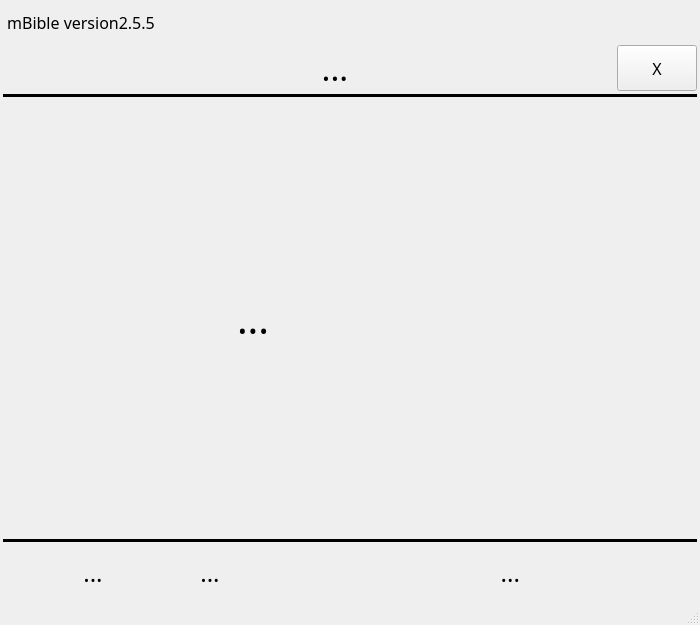
The window that src/AppPresent.ui (Appsmata/mBible-Desktop) describes before a commit, drawn with Qt 5.
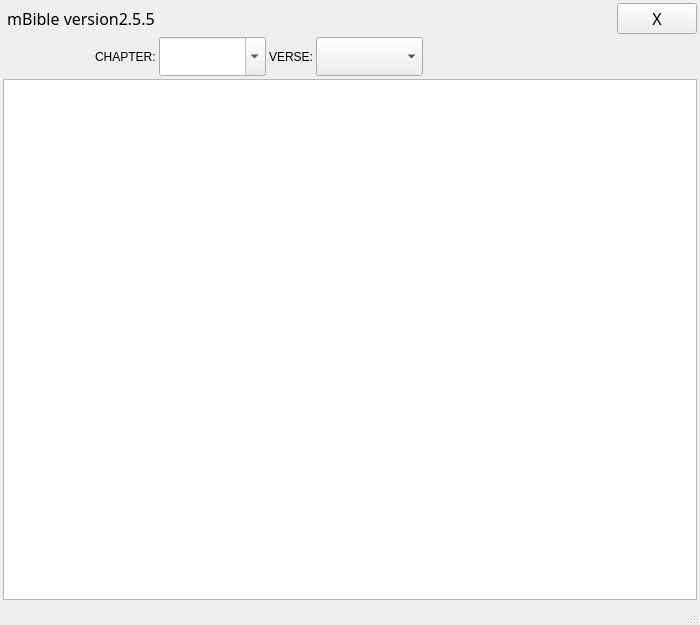
The same window after the commit. Icons and pictures are not drawn.

The edit to the form file:
```diff
--- a/src/AppPresent.ui
+++ b/src/AppPresent.ui
@@ -69,6 +69,12 @@
          <layout class="QHBoxLayout" name="HeadLayout">
           <item>
            <widget class="QLabel" name="LblApp">
+            <property name="sizePolicy">
+             <sizepolicy hsizetype="Expanding" vsizetype="Preferred">
+              <horstretch>0</horstretch>
+              <verstretch>0</verstretch>
+             </sizepolicy>
+            </property>
             <property name="font">
              <font>
               <family>Trebuchet MS</family>
@@ -81,9 +87,121 @@
            </widget>
           </item>
           <item>
+           <widget class="QPushButton" name="BtnClose">
+            <property name="sizePolicy">
+             <sizepolicy hsizetype="Preferred" vsizetype="Preferred">
+              <horstretch>0</horstretch>
+              <verstretch>0</verstretch>
+             </sizepolicy>
+            </property>
+            <property name="font">
+             <font>
+              <family>Trebuchet MS</family>
+              <pointsize>12</pointsize>
+             </font>
+            </property>
+            <property name="text">
+             <string>X</string>
+            </property>
+           </widget>
+          </item>
+         </layout>
+        </item>
+        <item>
+         <layout class="QHBoxLayout" name="TopLayout">
+          <item>
+           <widget class="QLabel" name="TxtReading">
+            <property name="sizePolicy">
+             <sizepolicy hsizetype="Expanding" vsizetype="Fixed">
+              <horstretch>0</horstretch>
+              <verstretch>0</verstretch>
+             </sizepolicy>
+            </property>
+            <property name="font">
+             <font>
+              <family>Trebuchet MS</family>
+              <pointsize>18</pointsize>
+              <weight>50</weight>
+              <bold>false</bold>
+             </font>
+            </property>
+            <property name="alignment">
+             <set>Qt::AlignCenter</set>
+            </property>
+           </widget>
+          </item>
+          <item>
+           <widget class="QLabel" name="LblChapterNo">
+            <property name="text">
+             <string>CHAPTER:</string>
+            </property>
+           </widget>
+          </item>
+          <item>
+           <widget class="QComboBox" name="CmbChapterNo">
+            <property name="sizePolicy">
+             <sizepolicy hsizetype="Minimum" vsizetype="Preferred">
+              <horstretch>0</horstretch>
+              <verstretch>0</verstretch>
+             </sizepolicy>
+            </property>
+            <property name="minimumSize">
+             <size>
+              <width>60</width>
+              <height>0</height>
+             </size>
+            </property>
+            <property name="font">
+             <font>
+              <family>Trebuchet MS</family>
+              <pointsize>15</pointsize>
+              <weight>50</weight>
+              <bold>false</bold>
+             </font>
+            </property>
+            <property name="editable">
+             <bool>true</bool>
+            </property>
+           </widget>
+          </item>
+          <item>
+           <widget class="QLabel" name="LblVerseNo">
+            <property name="text">
+             <string>VERSE:</string>
+            </property>
+           </widget>
+          </item>
+          <item>
+           <widget class="QComboBox" name="CmbVerseNo">
+            <property name="sizePolicy">
+             <sizepolicy hsizetype="Minimum" vsizetype="Preferred">
+              <horstretch>0</horstretch>
+              <verstretch>0</verstretch>
+             </sizepolicy>
+            </property>
+            <property name="minimumSize">
+             <size>
+              <width>60</width>
+              <height>0</height>
+             </size>
+            </property>
+            <property name="font">
+             <font>
+              <family>Trebuchet MS</family>
+              <pointsize>15</pointsize>
+              <weight>50</weight>
+              <bold>false</bold>
+             </font>
+            </property>
+            <property name="currentText">
+             <string/>
+            </property>
+           </widget>
+          </item>
+          <item>
            <widget class="QToolBar" name="ToolbarMain">
             <property name="sizePolicy">
-             <sizepolicy hsizetype="Expanding" vsizetype="Minimum">
+             <sizepolicy hsizetype="Preferred" vsizetype="Minimum">
               <horstretch>0</horstretch>
               <verstretch>0</verstretch>
              </sizepolicy>
@@ -94,363 +212,70 @@
             <property name="toolButtonStyle">
              <enum>Qt::ToolButtonTextBesideIcon</enum>
             </property>
-            <addaction name="actionTheme"/>
-            <addaction name="actionFont"/>
-            <addaction name="actionBold"/>
-            <addaction name="actionChorus"/>
-            <addaction name="actionLeft"/>
-            <addaction name="actionRight"/>
-            <addaction name="actionUp"/>
-            <addaction name="actionDown"/>
-            <addaction name="actionSmaller"/>
+            <addaction name="actionPrevious"/>
+            <addaction name="actionNext"/>
             <addaction name="actionBigger"/>
+            <addaction name="actionSmaller"/>
+            <addaction name="actionBold"/>
+            <addaction name="actionFont"/>
+            <addaction name="actionTheme"/>
             <addaction name="actionClose"/>
            </widget>
           </item>
          </layout>
         </item>
-        <item>
-         <layout class="QHBoxLayout" name="TopLayout">
-          <item>
-           <widget class="QLabel" name="LblKey">
-            <property name="sizePolicy">
-             <sizepolicy hsizetype="Minimum" vsizetype="Preferred">
-              <horstretch>0</horstretch>
-              <verstretch>0</verstretch>
-             </sizepolicy>
-            </property>
-            <property name="minimumSize">
-             <size>
-              <width>50</width>
-              <height>0</height>
-             </size>
-            </property>
-            <property name="text">
-             <string/>
-            </property>
-            <property name="alignment">
-             <set>Qt::AlignCenter</set>
-            </property>
-           </widget>
-          </item>
-          <item>
-           <widget class="QLabel" name="LblTitle">
-            <property name="sizePolicy">
-             <sizepolicy hsizetype="Expanding" vsizetype="Preferred">
-              <horstretch>0</horstretch>
-              <verstretch>0</verstretch>
-             </sizepolicy>
-            </property>
-            <property name="font">
-             <font>
-              <family>Trebuchet MS</family>
-              <pointsize>25</pointsize>
-             </font>
-            </property>
-            <property name="text">
-             <string>...</string>
-            </property>
-            <property name="alignment">
-             <set>Qt::AlignCenter</set>
-            </property>
-           </widget>
-          </item>
-          <item>
-           <widget class="QPushButton" name="BtnClose">
-            <property name="sizePolicy">
-             <sizepolicy hsizetype="Preferred" vsizetype="Preferred">
-              <horstretch>0</horstretch>
-              <verstretch>0</verstretch>
-             </sizepolicy>
-            </property>
-            <property name="font">
-             <font>
-              <family>Trebuchet MS</family>
-              <pointsize>12</pointsize>
-             </font>
-            </property>
-            <property name="text">
-             <string>X</string>
-            </property>
-           </widget>
-          </item>
-         </layout>
-        </item>
-        <item>
-         <widget class="Line" name="LineTop">
-          <property name="frameShadow">
-           <enum>QFrame::Plain</enum>
-          </property>
-          <property name="lineWidth">
-           <number>3</number>
-          </property>
-          <property name="orientation">
-           <enum>Qt::Horizontal</enum>
-          </property>
-         </widget>
-        </item>
         <item>
          <layout class="QHBoxLayout" name="MidLayout">
           <item>
-           <widget class="QLabel" name="LblLeft">
-            <property name="text">
-             <string/>
-            </property>
-           </widget>
-          </item>
-          <item>
-           <widget class="QLabel" name="LblContent">
+           <widget class="QPlainTextEdit" name="TxtScripture">
             <property name="sizePolicy">
-             <sizepolicy hsizetype="Preferred" vsizetype="Expanding">
+             <sizepolicy hsizetype="Expanding" vsizetype="Expanding">
               <horstretch>0</horstretch>
               <verstretch>0</verstretch>
              </sizepolicy>
             </property>
-            <property name="font">
-             <font>
-              <family>Trebuchet MS</family>
-              <pointsize>30</pointsize>
-             </font>
+            <property name="frameShadow">
+             <enum>QFrame::Sunken</enum>
             </property>
-            <property name="text">
-             <string>...</string>
+            <property name="verticalScrollBarPolicy">
+             <enum>Qt::ScrollBarAsNeeded</enum>
             </property>
-            <property name="alignment">
-             <set>Qt::AlignLeading|Qt::AlignLeft|Qt::AlignVCenter</set>
+            <property name="horizontalScrollBarPolicy">
+             <enum>Qt::ScrollBarAlwaysOff</enum>
             </property>
-            <property name="wordWrap">
+            <property name="readOnly">
              <bool>true</bool>
             </property>
-            <property name="indent">
-             <number>2</number>
-            </property>
-           </widget>
-          </item>
-          <item>
-           <widget class="QLabel" name="LblRight">
-            <property name="text">
-             <string/>
-            </property>
            </widget>
           </item>
          </layout>
         </item>
        </layout>
       </item>
-      <item>
-       <widget class="Line" name="LineDown">
-        <property name="frameShadow">
-         <enum>QFrame::Plain</enum>
-        </property>
-        <property name="lineWidth">
-         <number>3</number>
-        </property>
-        <property name="orientation">
-         <enum>Qt::Horizontal</enum>
-        </property>
-       </widget>
-      </item>
-      <item>
-       <layout class="QHBoxLayout" name="horizontalLayout">
-        <item>
-         <widget class="QLabel" name="LblBottomLeft">
-          <property name="sizePolicy">
-           <sizepolicy hsizetype="Fixed" vsizetype="Fixed">
-            <horstretch>0</horstretch>
-            <verstretch>0</verstretch>
-           </sizepolicy>
-          </property>
-          <property name="minimumSize">
-           <size>
-            <width>30</width>
-            <height>55</height>
-           </size>
-          </property>
-          <property name="text">
-           <string/>
-          </property>
-         </widget>
-        </item>
-        <item>
-         <widget class="QLabel" name="LblSongInfo">
-          <property name="sizePolicy">
-           <sizepolicy hsizetype="Expanding" vsizetype="Minimum">
-            <horstretch>0</horstretch>
-            <verstretch>0</verstretch>
-           </sizepolicy>
-          </property>
-          <property name="font">
-           <font>
-            <family>Trebuchet MS</family>
-            <pointsize>18</pointsize>
-           </font>
-          </property>
-          <property name="text">
-           <string>...</string>
-          </property>
-          <property name="alignment">
-           <set>Qt::AlignCenter</set>
-          </property>
-         </widget>
-        </item>
-        <item>
-         <widget class="QLabel" name="LblAuthor">
-          <property name="sizePolicy">
-           <sizepolicy hsizetype="Expanding" vsizetype="Preferred">
-            <horstretch>0</horstretch>
-            <verstretch>0</verstretch>
-           </sizepolicy>
-          </property>
-          <property name="font">
-           <font>
-            <family>Trebuchet MS</family>
-            <pointsize>18</pointsize>
-           </font>
-          </property>
-          <property name="text">
-           <string>...</string>
-          </property>
-          <property name="alignment">
-           <set>Qt::AlignCenter</set>
-          </property>
-         </widget>
-        </item>
-        <item>
-         <widget class="QLabel" name="LblVerse">
-          <property name="sizePolicy">
-           <sizepolicy hsizetype="Fixed" vsizetype="Preferred">
-            <horstretch>0</horstretch>
-            <verstretch>0</verstretch>
-           </sizepolicy>
-          </property>
-          <property name="minimumSize">
-           <size>
-            <width>250</width>
-            <height>0</height>
-           </size>
-          </property>
-          <property name="font">
-           <font>
-            <family>Trebuchet MS</family>
-            <pointsize>18</pointsize>
-           </font>
-          </property>
-          <property name="text">
-           <string>...</string>
-          </property>
-          <property name="alignment">
-           <set>Qt::AlignRight|Qt::AlignTrailing|Qt::AlignVCenter</set>
-          </property>
-         </widget>
-        </item>
-        <item>
-         <widget class="QPushButton" name="BtnDown">
-          <property name="sizePolicy">
-           <sizepolicy hsizetype="Fixed" vsizetype="Fixed">
-            <horstretch>55</horstretch>
-            <verstretch>55</verstretch>
-           </sizepolicy>
-          </property>
-          <property name="text">
-           <string/>
-          </property>
-          <property name="icon">
-           <iconset resource="images/images.qrc">
-            <normaloff>:/Down_Black.png</normaloff>:/images/Down_Black.png</iconset>
-          </property>
-          <property name="iconSize">
-           <size>
-            <width>50</width>
-            <height>50</height>
-           </size>
-          </property>
-          <property name="flat">
-           <bool>true</bool>
-          </property>
-         </widget>
-        </item>
-        <item>
-         <widget class="QLabel" name="LblBottom">
-          <property name="sizePolicy">
-           <sizepolicy hsizetype="Fixed" vsizetype="Fixed">
-            <horstretch>0</horstretch>
-            <verstretch>0</verstretch>
-           </sizepolicy>
-          </property>
-          <property name="minimumSize">
-           <size>
-            <width>55</width>
-            <height>55</height>
-           </size>
-          </property>
-          <property name="text">
-           <string/>
-          </property>
-         </widget>
-        </item>
-        <item>
-         <widget class="QPushButton" name="BtnUp">
-          <property name="sizePolicy">
-           <sizepolicy hsizetype="Fixed" vsizetype="Fixed">
-            <horstretch>55</horstretch>
-            <verstretch>55</verstretch>
-           </sizepolicy>
-          </property>
-          <property name="text">
-           <string/>
-          </property>
-          <property name="icon">
-           <iconset resource="images/images.qrc">
-            <normaloff>:/Up_Black.png</normaloff>:/Up_Black.png</iconset>
-          </property>
-          <property name="iconSize">
-           <size>
-            <width>50</width>
-            <height>50</height>
-           </size>
-          </property>
-          <property name="flat">
-           <bool>true</bool>
-          </property>
-         </widget>
-        </item>
-        <item>
-         <widget class="QLabel" name="LblBottomRight">
-          <property name="sizePolicy">
-           <sizepolicy hsizetype="Fixed" vsizetype="Fixed">
-            <horstretch>0</horstretch>
-            <verstretch>0</verstretch>
-           </sizepolicy>
-          </property>
-          <property name="minimumSize">
-           <size>
-            <width>30</width>
-            <height>55</height>
-           </size>
-          </property>
-          <property name="text">
-           <string/>
-          </property>
-         </widget>
-        </item>
-       </layout>
-      </item>
      </layout>
     </item>
    </layout>
   </widget>
   <widget class="QStatusBar" name="statusbar"/>
-  <action name="actionLeft">
+  <action name="actionPrevious">
+   <property name="icon">
+    <iconset resource="icons/icons.qrc">
+     <normaloff>:/icons/last.png</normaloff>:/icons/last.png</iconset>
+   </property>
    <property name="text">
-    <string/>
+    <string> </string>
    </property>
    <property name="shortcut">
     <string>Left</string>
    </property>
   </action>
-  <action name="actionRight">
+  <action name="actionNext">
+   <property name="icon">
+    <iconset resource="icons/icons.qrc">
+     <normaloff>:/icons/next.png</normaloff>:/icons/next.png</iconset>
+   </property>
    <property name="text">
-    <string/>
+    <string> </string>
    </property>
    <property name="shortcut">
     <string>Right</string>
@@ -465,22 +290,34 @@
    </property>
   </action>
   <action name="actionBigger">
+   <property name="icon">
+    <iconset resource="icons/icons.qrc">
+     <normaloff>:/icons/bigger.png</normaloff>:/icons/bigger.png</iconset>
+   </property>
    <property name="text">
-    <string/>
+    <string> </string>
    </property>
    <property name="shortcut">
-    <string>.</string>
+    <string>=</string>
    </property>
   </action>
   <action name="actionSmaller">
+   <property name="icon">
+    <iconset resource="icons/icons.qrc">
+     <normaloff>:/icons/smaller.png</normaloff>:/icons/smaller.png</iconset>
+   </property>
    <property name="text">
-    <string/>
+    <string> </string>
    </property>
    <property name="shortcut">
-    <string>,</string>
+    <string>-</string>
    </property>
   </action>
   <action name="actionFont">
+   <property name="icon">
+    <iconset resource="icons/icons.qrc">
+     <normaloff>:/icons/font.png</normaloff>:/icons/font.png</iconset>
+   </property>
    <property name="text">
     <string/>
    </property>
@@ -489,6 +326,10 @@
    </property>
   </action>
   <action name="actionBold">
+   <property name="icon">
+    <iconset resource="icons/icons.qrc">
+     <normaloff>:/icons/bold.png</normaloff>:/icons/bold.png</iconset>
+   </property>
    <property name="text">
     <string/>
    </property>
@@ -497,6 +338,10 @@
    </property>
   </action>
   <action name="actionTheme">
+   <property name="icon">
+    <iconset resource="icons/icons.qrc">
+     <normaloff>:/icons/view</normaloff>:/icons/view</iconset>
+   </property>
    <property name="text">
     <string/>
    </property>
@@ -504,30 +349,6 @@
     <string>T</string>
    </property>
   </action>
-  <action name="actionChorus">
-   <property name="text">
-    <string/>
-   </property>
-   <property name="shortcut">
-    <string>C</string>
-   </property>
-  </action>
-  <action name="actionUp">
-   <property name="text">
-    <string/>
-   </property>
-   <property name="shortcut">
-    <string>Up</string>
-   </property>
-  </action>
-  <action name="actionDown">
-   <property name="text">
-    <string/>
-   </property>
-   <property name="shortcut">
-    <string>Down</string>
-   </property>
-  </action>
  </widget>
  <resources>
   <include location="images/images.qrc"/>
```
Left out of the diff: 1 changed line with no effect on the pictures.
